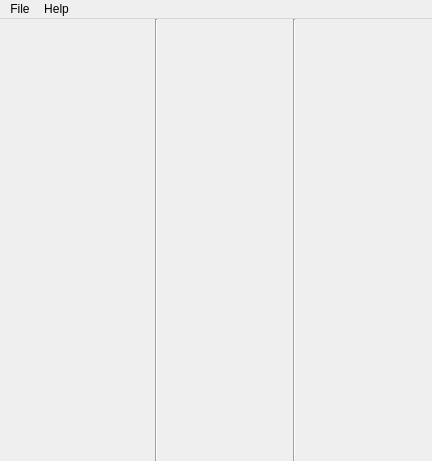
MasonBali/AutoRigger, file ui/res/autorigger.ui: the form before one commit.
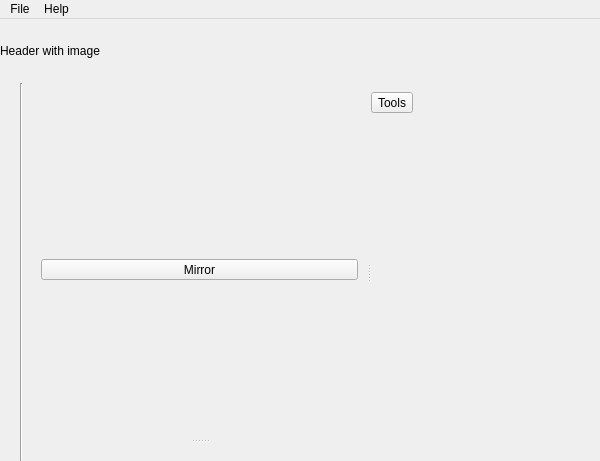
The form after the commit. Icons and pictures are not drawn.

Commit message: further ui stuff and a first version of naming convention

```diff
--- a/ui/res/autorigger.ui
+++ b/ui/res/autorigger.ui
@@ -6,7 +6,7 @@
    <rect>
     <x>0</x>
     <y>0</y>
-    <width>432</width>
+    <width>600</width>
     <height>461</height>
    </rect>
   </property>
@@ -33,6 +33,23 @@
     <property name="bottomMargin">
      <number>0</number>
     </property>
+    <item>
+     <layout class="QVBoxLayout" name="header_vlay">
+      <property name="topMargin">
+       <number>25</number>
+      </property>
+      <property name="bottomMargin">
+       <number>25</number>
+      </property>
+      <item>
+       <widget class="QLabel" name="label">
+        <property name="text">
+         <string>Header with image</string>
+        </property>
+       </widget>
+      </item>
+     </layout>
+    </item>
     <item>
      <layout class="QHBoxLayout" name="horizontalLayout">
       <item>
@@ -60,22 +77,102 @@
        </widget>
       </item>
       <item>
-       <layout class="QVBoxLayout" name="central_vlay">
-        <item>
-         <layout class="QGridLayout" name="draglay"/>
-        </item>
-       </layout>
-      </item>
-      <item>
-       <widget class="Line" name="line_2">
-        <property name="orientation">
-         <enum>Qt::Vertical</enum>
-        </property>
+       <widget class="QWidget" name="widget_2" native="true">
+        <layout class="QHBoxLayout" name="horizontalLayout_2">
+         <item>
+          <widget class="QSplitter" name="splitter_2">
+           <property name="orientation">
+            <enum>Qt::Horizontal</enum>
+           </property>
+           <widget class="QWidget" name="layoutWidget">
+            <layout class="QVBoxLayout" name="central_vlay">
+             <property name="topMargin">
+              <number>0</number>
+             </property>
+             <item>
+              <widget class="QWidget" name="widget" native="true">
+               <layout class="QVBoxLayout" name="verticalLayout_3">
+                <item>
+                 <widget class="QSplitter" name="splitter">
+                  <property name="orientation">
+                   <enum>Qt::Vertical</enum>
+                  </property>
+                  <widget class="QWidget" name="verticalLayoutWidget_2">
+                   <layout class="QVBoxLayout" name="verticalLayout_2">
+                    <property name="topMargin">
+                     <number>0</number>
+                    </property>
+                    <item>
+                     <widget class="QToolButton" name="toolButton">
+                      <property name="sizePolicy">
+                       <sizepolicy hsizetype="Preferred" vsizetype="Fixed">
+                        <horstretch>0</horstretch>
+                        <verstretch>0</verstretch>
+                       </sizepolicy>
+                      </property>
+                      <property name="text">
+                       <string>Mirror</string>
+                      </property>
+                      <property name="checkable">
+                       <bool>true</bool>
+                      </property>
+                      <property name="checked">
+                       <bool>false</bool>
+                      </property>
+                     </widget>
+                    </item>
+                    <item>
+                     <layout class="QGridLayout" name="draglay">
+                      <property name="topMargin">
+                       <number>0</number>
+                      </property>
+                     </layout>
+                    </item>
+                   </layout>
+                  </widget>
+                  <widget class="QWidget" name="verticalLayoutWidget">
+                   <layout class="QVBoxLayout" name="attributes">
+                    <property name="topMargin">
+                     <number>0</number>
+                    </property>
+                   </layout>
+                  </widget>
+                 </widget>
+                </item>
+               </layout>
+              </widget>
+             </item>
+            </layout>
+           </widget>
+           <widget class="QWidget" name="layoutWidget">
+            <layout class="QVBoxLayout" name="tools">
+             <item>
+              <widget class="QToolButton" name="toolButton_2">
+               <property name="text">
+                <string>Tools</string>
+               </property>
+              </widget>
+             </item>
+             <item>
+              <spacer name="verticalSpacer_2">
+               <property name="orientation">
+                <enum>Qt::Vertical</enum>
+               </property>
+               <property name="sizeHint" stdset="0">
+                <size>
+                 <width>20</width>
+                 <height>40</height>
+                </size>
+               </property>
+              </spacer>
+             </item>
+            </layout>
+           </widget>
+          </widget>
+         </item>
+        </layout>
        </widget>
       </item>
-      <item>
-       <layout class="QVBoxLayout" name="tools"/>
-      </item>
      </layout>
     </item>
    </layout>
@@ -85,7 +182,7 @@
     <rect>
      <x>0</x>
      <y>0</y>
-     <width>432</width>
+     <width>600</width>
      <height>21</height>
     </rect>
    </property>
```
The commit also changes 7 other files.
